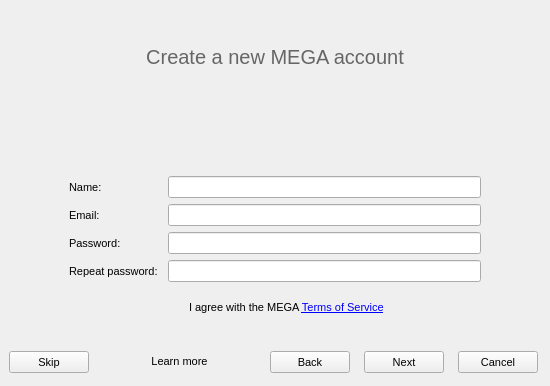
Above: src/MEGASync/gui/linux/SetupWizard.ui from meganz/MEGAsync before the change. Below: the same form after it.
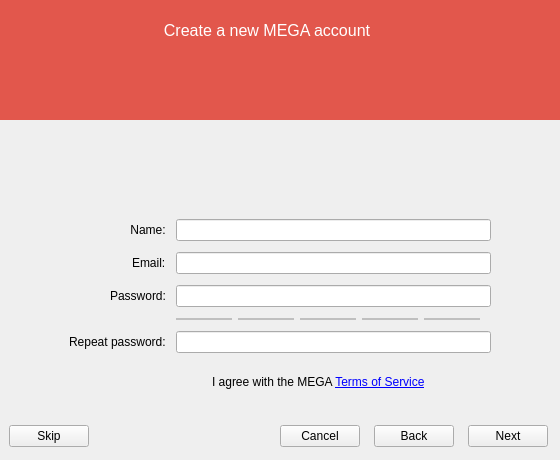
That is the form after the change. The open tabs and pages were chosen to show the change. Icons and pictures are not drawn. Custom widgets are drawn as their Qt base class.

Commit message: Initial commit: - Apply new style to all steps - New password strength - New assets

What changed in the file:
```diff
--- a/src/MEGASync/gui/linux/SetupWizard.ui
+++ b/src/MEGASync/gui/linux/SetupWizard.ui
@@ -6,84 +6,42 @@
    <rect>
     <x>0</x>
     <y>0</y>
-    <width>550</width>
-    <height>386</height>
+    <width>560</width>
+    <height>460</height>
    </rect>
   </property>
   <property name="minimumSize">
    <size>
-    <width>550</width>
-    <height>386</height>
+    <width>560</width>
+    <height>460</height>
    </size>
   </property>
   <property name="maximumSize">
    <size>
-    <width>550</width>
-    <height>386</height>
+    <width>581</width>
+    <height>460</height>
    </size>
   </property>
   <property name="windowTitle">
    <string>Setup Wizard - MEGAsync</string>
   </property>
   <property name="styleSheet">
-   <string notr="true">QWidget
-{
-font-size: 11px;
-}
-
-QCheckBox::indicator {
-     width: 16px;
-     height: 16px;
- }
-
-QRadioButton::indicator {
-     width: 22px;
-     height: 22px;
-	
- }
-
-QScrollBar:horizontal {
-height: 16px;
-}
-
-QPushButton
-{
-    min-height: 14px;
-	height: 14px;
-}
-
-
-#sPages
-{
-	background-image: url(://images/background.png);
-}
-
-#lVerify
-{
-	color: red;
-}
-
-#wAdvancedSetup, #wTypicalSetup
-{
-	background: transparent;
-}
-
-#lTypicalDesc, #lAdvancedDesc
+   <string notr="true">#lTypicalDesc, #lAdvancedDesc
 {
 	font-size:13px; 
 	color:#666666;
 }
 
-#label, #label_2, #label_6, #lFinalMegaFolderIntro, #bFinalLocalFolder, #bFinalMegaFolder
+#wHeader
 {
-	font-size:13px; 
+    background-color: #E2574C;
 }
 
-#lTypicalHeader, #lAdvancedHeader
+#lHeader
 {
-	font-size:21px; 
-	font-weight:600; 
-	color:#333333;
+   font-family: &quot;Montserrat&quot;;
+   font-size: 16px;
+   color: #ffffff;
 }
 
 #lProgress
@@ -92,10 +50,9 @@
     font-weight: bold;
 }
 
-#lSetupType, #lAdvancedSetup, #lWelcome, #lLogin, #lCreateAccount
+#cAgreeWithTerms
 {
-font-size: 16px;
-font-weight: bold;
+	margin-left: -2px;
 }
 
 #lLocalFolder, #lMegaFolder
@@ -104,27 +61,9 @@
 	margin-left: -3px;
 }
 
-#pBCreateAccountHeader
+#bCurrentStep
 {
 	border:none;
-	
-}
-
-#lWelcome
-{
-font-size:20px;
-font: &quot;Helvetica&quot;;
-font-weight: normal;
-color: #666666;
-margin-bottom: 9px;
-}
-
-#label_2, #label_6, #lFinalMegaFolderIntro
-{
-	font: &quot;Helvetica&quot;;
-	font-size: 13px;
-	font-weight: normal;
-	color: #666666;
 }
 
 #lAdditionalSyncs
@@ -135,18 +74,12 @@
 	color: #666666;
 }
 
-#lCreateAccount, #lProgress, #lSetupType, #lAdvancedSetup
+#lProgress, #lAdvancedSetup
 {
 	font: &quot;Helvetica&quot;;
 	font-weight: normal;
 	color: #666666;
 	font-size:20px;
-}
-#lLogin
-{
-	font: &quot;Helvetica&quot;;
-	font-weight: normal;
-	color: #666666;
 }</string>
   </property>
   <layout class="QVBoxLayout" name="verticalLayout">
@@ -165,10 +98,226 @@
    <property name="bottomMargin">
     <number>0</number>
    </property>
+   <item>
+    <widget class="QWidget" name="wHeader" native="true">
+     <property name="minimumSize">
+      <size>
+       <width>0</width>
+       <height>120</height>
+      </size>
+     </property>
+     <property name="maximumSize">
+      <size>
+       <width>16777215</width>
+       <height>120</height>
+      </size>
+     </property>
+     <layout class="QVBoxLayout" name="verticalLayout_14">
+      <property name="leftMargin">
+       <number>0</number>
+      </property>
+      <property name="topMargin">
+       <number>0</number>
+      </property>
+      <property name="rightMargin">
+       <number>0</number>
+      </property>
+      <item>
+       <widget class="QWidget" name="widget_5" native="true">
+        <layout class="QHBoxLayout" name="horizontalLayout_7">
+         <property name="spacing">
+          <number>-1</number>
+         </property>
+         <property name="leftMargin">
+          <number>0</number>
+         </property>
+         <property name="topMargin">
+          <number>0</number>
+         </property>
+         <property name="rightMargin">
+          <number>0</number>
+         </property>
+         <property name="bottomMargin">
+          <number>0</number>
+         </property>
+         <item>
+          <spacer name="horizontalSpacer_3">
+           <property name="orientation">
+            <enum>Qt::Horizontal</enum>
+           </property>
+           <property name="sizeHint" stdset="0">
+            <size>
+             <width>2</width>
+             <height>20</height>
+            </size>
+           </property>
+          </spacer>
+         </item>
+         <item>
+          <widget class="QLabel" name="lHeader">
+           <property name="minimumSize">
+            <size>
+             <width>0</width>
+             <height>19</height>
+            </size>
+           </property>
+           <property name="maximumSize">
+            <size>
+             <width>16777215</width>
+             <height>19</height>
+            </size>
+           </property>
+           <property name="text">
+            <string>Create a new MEGA account</string>
+           </property>
+           <property name="alignment">
+            <set>Qt::AlignCenter</set>
+           </property>
+          </widget>
+         </item>
+         <item>
+          <widget class="CocoaHelpButton" name="wHelp" native="true">
+           <property name="sizePolicy">
+            <sizepolicy hsizetype="Fixed" vsizetype="Preferred">
+             <horstretch>0</horstretch>
+             <verstretch>0</verstretch>
+            </sizepolicy>
+           </property>
+           <property name="minimumSize">
+            <size>
+             <width>20</width>
+             <height>20</height>
+            </size>
+           </property>
+           <property name="maximumSize">
+            <size>
+             <width>20</width>
+             <height>20</height>
+            </size>
+           </property>
+          </widget>
+         </item>
+         <item>
+          <spacer name="horizontalSpacer_4">
+           <property name="orientation">
+            <enum>Qt::Horizontal</enum>
+           </property>
+           <property name="sizeHint" stdset="0">
+            <size>
+             <width>2</width>
+             <height>20</height>
+            </size>
+           </property>
+          </spacer>
+         </item>
+        </layout>
+       </widget>
+      </item>
+      <item>
+       <widget class="QWidget" name="wCountStep" native="true">
+        <property name="minimumSize">
+         <size>
+          <width>0</width>
+          <height>44</height>
+         </size>
+        </property>
+        <property name="maximumSize">
+         <size>
+          <width>16777215</width>
+          <height>44</height>
+         </size>
+        </property>
+        <layout class="QHBoxLayout" name="horizontalLayout">
+         <property name="spacing">
+          <number>0</number>
+         </property>
+         <property name="leftMargin">
+          <number>0</number>
+         </property>
+         <property name="topMargin">
+          <number>0</number>
+         </property>
+         <property name="rightMargin">
+          <number>0</number>
+         </property>
+         <property name="bottomMargin">
+          <number>0</number>
+         </property>
+         <item>
+          <spacer name="horizontalSpacer_2">
+           <property name="orientation">
+            <enum>Qt::Horizontal</enum>
+           </property>
+           <property name="sizeHint" stdset="0">
+            <size>
+             <width>3</width>
+             <height>20</height>
+            </size>
+           </property>
+          </spacer>
+         </item>
+         <item>
+          <widget class="QPushButton" name="bCurrentStep">
+           <property name="minimumSize">
+            <size>
+             <width>512</width>
+             <height>0</height>
+            </size>
+           </property>
+           <property name="maximumSize">
+            <size>
+             <width>512</width>
+             <height>44</height>
+            </size>
+           </property>
+           <property name="text">
+            <string/>
+           </property>
+           <property name="icon">
+            <iconset>
+             <normalon>:/images/setup_step1.png</normalon>
+            </iconset>
+           </property>
+           <property name="iconSize">
+            <size>
+             <width>512</width>
+             <height>44</height>
+            </size>
+           </property>
+          </widget>
+         </item>
+         <item>
+          <spacer name="horizontalSpacer">
+           <property name="orientation">
+            <enum>Qt::Horizontal</enum>
+           </property>
+           <property name="sizeHint" stdset="0">
+            <size>
+             <width>21</width>
+             <height>20</height>
+            </size>
+           </property>
+          </spacer>
+         </item>
+        </layout>
+       </widget>
+      </item>
+     </layout>
+    </widget>
+   </item>
    <item>
     <widget class="QStackedWidget" name="sPages">
-     <property name="styleSheet">
-      <string notr="true">background-image: url(&quot;:/images/background.png&quot;);</string>
+     <property name="minimumSize">
+      <size>
+       <width>0</width>
+       <height>290</height>
+      </size>
+     </property>
+     <property name="maximumSize">
+      <size>
+       <width>16777215</width>
+       <height>16777215</height>
+      </size>
      </property>
      <property name="currentIndex">
       <number>0</number>
@@ -295,30 +444,6 @@
        <property name="bottomMargin">
         <number>9</number>
        </property>
-       <item>
-        <widget class="QLabel" name="lCreateAccount">
-         <property name="font">
-          <font>
-           <pointsize>-1</pointsize>
-           <weight>50</weight>
-           <italic>false</italic>
-           <bold>false</bold>
-          </font>
-         </property>
-         <property name="focusPolicy">
-          <enum>Qt::StrongFocus</enum>
-         </property>
-         <property name="styleSheet">
-          <string notr="true"/>
-         </property>
-         <property name="text">
-          <string>Create a new MEGA account</string>
-         </property>
-         <property name="alignment">
-          <set>Qt::AlignCenter</set>
-         </property>
-        </widget>
-       </item>
        <item>
         <widget class="QWidget" name="wCreateAccountForm" native="true">
          <property name="styleSheet">
@@ -332,19 +457,19 @@
            <enum>QFormLayout::DontWrapRows</enum>
           </property>
           <property name="labelAlignment">
-           <set>Qt::AlignLeading|Qt::AlignLeft|Qt::AlignVCenter</set>
+           <set>Qt::AlignRight|Qt::AlignTrailing|Qt::AlignVCenter</set>
           </property>
           <property name="horizontalSpacing">
            <number>10</number>
           </property>
           <property name="verticalSpacing">
-           <number>6</number>
+           <number>11</number>
           </property>
           <property name="leftMargin">
            <number>9</number>
           </property>
           <property name="topMargin">
-           <number>80</number>
+           <number>74</number>
           </property>
           <property name="rightMargin">
            <number>9</number>
@@ -360,12 +485,15 @@
               <verstretch>0</verstretch>
              </sizepolicy>
             </property>
-            <property name="focusPolicy">
-             <enum>Qt::NoFocus</enum>
+            <property name="layoutDirection">
+             <enum>Qt::LeftToRight</enum>
             </property>
             <property name="text">
              <string>Name:</string>
             </property>
+            <property name="alignment">
+             <set>Qt::AlignCenter</set>
+            </property>
            </widget>
           </item>
           <item row="0" column="1">
@@ -376,9 +504,6 @@
             <property name="styleSheet">
              <string notr="true">background: none;</string>
             </property>
-            <property name="frame">
-             <bool>true</bool>
-            </property>
            </widget>
           </item>
           <item row="1" column="0">
@@ -399,12 +524,6 @@
             <property name="styleSheet">
              <string notr="true">background: none;</string>
             </property>
-            <property name="text">
-             <string/>
-            </property>
-            <property name="frame">
-             <bool>true</bool>
-            </property>
            </widget>
           </item>
           <item row="2" column="0">
@@ -425,15 +544,12 @@
             <property name="styleSheet">
              <string notr="true">background: none;</string>
             </property>
-            <property name="frame">
-             <bool>true</bool>
-            </property>
             <property name="echoMode">
              <enum>QLineEdit::Password</enum>
             </property>
            </widget>
           </item>
-          <item row="3" column="0">
+          <item row="4" column="0">
            <widget class="QLabel" name="lRepeatPassword">
             <property name="focusPolicy">
              <enum>Qt::NoFocus</enum>
@@ -443,30 +559,21 @@
             </property>
            </widget>
           </item>
-          <item row="3" column="1">
-           <widget class="QLineEdit" name="eRepeatPassword">
-            <property name="enabled">
-             <bool>true</bool>
-            </property>
-            <property name="accessibleName">
-             <string>Repeat password:</string>
-            </property>
-            <property name="styleSheet">
-             <string notr="true">background: none;</string>
-            </property>
-            <property name="frame">
-             <bool>true</bool>
-            </property>
-            <property name="echoMode">
-             <enum>QLineEdit::Password</enum>
-            </property>
-           </widget>
-          </item>
           <item row="4" column="1">
+           <widget class="QLineEdit" name="eRepeatPassword">
+            <property name="styleSheet">
+             <string notr="true">background: none;</string>
+            </property>
+            <property name="echoMode">
+             <enum>QLineEdit::Password</enum>
+            </property>
+           </widget>
+          </item>
+          <item row="5" column="1">
            <widget class="QWidget" name="widget_4" native="true">
             <layout class="QHBoxLayout" name="horizontalLayout_4" stretch="0,1">
              <property name="spacing">
-              <number>3</number>
+              <number>18</number>
              </property>
              <property name="leftMargin">
               <number>0</number>
@@ -536,6 +643,131 @@
             </layout>
            </widget>
           </item>
+          <item row="3" column="1">
+           <widget class="QWidget" name="wPassStrength" native="true">
+            <property name="minimumSize">
+             <size>
+              <width>0</width>
+              <height>2</height>
+             </size>
+            </property>
+            <property name="maximumSize">
+             <size>
+              <width>16777215</width>
+              <height>2</height>
+             </size>
+            </property>
+            <layout class="QHBoxLayout" name="horizontalLayout_3">
+             <property name="leftMargin">
+              <number>0</number>
+             </property>
+             <property name="topMargin">
+              <number>0</number>
+             </property>
+             <property name="rightMargin">
+              <number>0</number>
+             </property>
+             <property name="bottomMargin">
+              <number>0</number>
+             </property>
+             <item>
+              <widget class="QWidget" name="wVeryWeak" native="true">
+               <property name="minimumSize">
+                <size>
+                 <width>56</width>
+                 <height>2</height>
+                </size>
+               </property>
+               <property name="maximumSize">
+                <size>
+                 <width>56</width>
+                 <height>2</height>
+                </size>
+               </property>
+               <property name="styleSheet">
+                <string notr="true">background-color: rgba(0,0,0,0.2);</string>
+               </property>
+              </widget>
+             </item>
+             <item>
+              <widget class="QWidget" name="wWeak" native="true">
+               <property name="minimumSize">
+                <size>
+                 <width>56</width>
+                 <height>2</height>
+                </size>
+               </property>
+               <property name="maximumSize">
+                <size>
+                 <width>56</width>
+                 <height>2</height>
+                </size>
+               </property>
+               <property name="styleSheet">
+                <string notr="true">background-color: rgba(0,0,0,0.2);</string>
+               </property>
+              </widget>
+             </item>
+             <item>
+              <widget class="QWidget" name="wMedium" native="true">
+               <property name="minimumSize">
+                <size>
+                 <width>56</width>
+                 <height>2</height>
+                </size>
+               </property>
+               <property name="maximumSize">
+                <size>
+                 <width>56</width>
+                 <height>2</height>
+                </size>
+               </property>
+               <property name="styleSheet">
+                <string notr="true">background-color: rgba(0,0,0,0.2);</string>
+               </property>
+              </widget>
+             </item>
+             <item>
+              <widget class="QWidget" name="wGood" native="true">
+               <property name="minimumSize">
+                <size>
+                 <width>56</width>
+                 <height>2</height>
+                </size>
+               </property>
+               <property name="maximumSize">
+                <size>
+                 <width>56</width>
+                 <height>2</height>
+                </size>
+               </property>
+               <property name="styleSheet">
+                <string notr="true">background-color: rgba(0,0,0,0.2);</string>
+               </property>
+              </widget>
+             </item>
+             <item>
+              <widget class="QWidget" name="wStrong" native="true">
+               <property name="minimumSize">
+                <size>
+                 <width>56</width>
+                 <height>2</height>
+                </size>
+               </property>
+               <property name="maximumSize">
+                <size>
+                 <width>56</width>
+                 <height>2</height>
+                </size>
+               </property>
+               <property name="styleSheet">
+                <string notr="true">background-color: rgba(0,0,0,0.2);</string>
+               </property>
+              </widget>
+             </item>
+            </layout>
+           </widget>
+          </item>
          </layout>
         </widget>
        </item>
@@ -1679,41 +1911,6 @@
         </property>
        </widget>
       </item>
-      <item>
-       <spacer name="hsButtons">
-        <property name="orientation">
-         <enum>Qt::Horizontal</enum>
-        </property>
-        <property name="sizeHint" stdset="0">
-         <size>
-          <width>40</width>
-          <height>20</height>
-         </size>
-        </property>
-       </spacer>
-      </item>
-      <item>
-       <widget class="QLabel" name="lLearnMore">
-        <property name="sizePolicy">
-         <sizepolicy hsizetype="MinimumExpanding" vsizetype="Preferred">
-          <horstretch>0</horstretch>
-          <verstretch>0</verstretch>
-         </sizepolicy>
-        </property>
-        <property name="text">
-         <string>Learn more</string>
-        </property>
-        <property name="textFormat">
-         <enum>Qt::RichText</enum>
-        </property>
-        <property name="alignment">
-         <set>Qt::AlignCenter</set>
-        </property>
-        <property name="openExternalLinks">
-         <bool>true</bool>
-        </property>
-       </widget>
-      </item>
       <item>
        <spacer name="hsButtonsRight">
         <property name="orientation">
@@ -1727,6 +1924,13 @@
         </property>
        </spacer>
       </item>
+      <item>
+       <widget class="QPushButton" name="bCancel">
+        <property name="text">
+         <string>Cancel</string>
+        </property>
+       </widget>
+      </item>
       <item>
        <widget class="QPushButton" name="bBack">
         <property name="text">
@@ -1741,18 +1945,19 @@
         </property>
        </widget>
       </item>
-      <item>
-       <widget class="QPushButton" name="bCancel">
-        <property name="text">
-         <string>Cancel</string>
-        </property>
-       </widget>
-      </item>
      </layout>
     </widget>
    </item>
   </layout>
  </widget>
+ <customwidgets>
+  <customwidget>
+   <class>CocoaHelpButton</class>
+   <extends>QWidget</extends>
+   <header location="global">CocoaHelpButton.h</header>
+   <container>1</container>
+  </customwidget>
+ </customwidgets>
  <tabstops>
   <tabstop>rHaveAccount</tabstop>
   <tabstop>rDontHaveAccount</tabstop>
```
Left out of the diff: 651 changed lines with no effect on the pictures. The commit also changes 21 other files.
